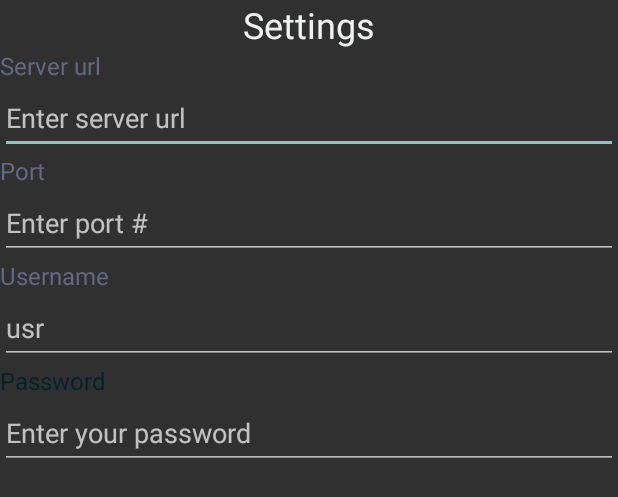
After one commit to LP727/RadarSync, an Android app built with Jetpack Compose: the layout settings_fragment.xml on its own in the app's theme, with its tools: preview values and no code run, on a phone screen of 412 x 824 dp. The commit adds this screen. Shown: the top 497 px of the screen. Run offline under Robolectric (Android 15) with nearby library versions, the phone set to English and light mode, and no system bars.

Commit message:
Created settings fragment, added the function to navigate to the fragment once the choice is pressed from the menu.
Next step: Create the Directions class to navigate to the settings fragment.

Also added Keystore in main activity but not using it yet

```diff
--- a/app/src/main/java/com/example/radarsync/MainFragment.kt
+++ b/app/src/main/java/com/example/radarsync/MainFragment.kt
@@ -14,6 +14,7 @@ import androidx.recyclerview.widget.DividerItemDecoration
 import androidx.recyclerview.widget.LinearLayoutManager
 import com.example.radarsync.databinding.FragmentMainBinding
 import androidx.lifecycle.Observer
+import androidx.navigation.Navigation.findNavController
 import com.example.radarsync.data.PositionEntity
 import com.example.radarsync.data.PositionListAdapter
 
@@ -82,11 +83,18 @@ class MainFragment : Fragment() {
             }
 
             override fun onMenuItemSelected(menuItem: MenuItem): Boolean {
-                // Handle the menu selection
+                if(R.id.action_settings == menuItem.itemId) {
+                    return editSettings()
+                }
                 return true
             }
         })
 
         return binding.root
     }
+
+    private fun editSettings(): Boolean {
+        // findNavController().navigate(R.id.action_mainFragment_to_settingsFragment)
+        return true
+    }
 }
--- /dev/null
+++ b/app/src/main/res/layout/settings_fragment.xml
@@ -0,0 +1,89 @@
+<?xml version="1.0" encoding="utf-8"?>
+<androidx.constraintlayout.widget.ConstraintLayout xmlns:android="http://schemas.android.com/apk/res/android"
+    xmlns:app="http://schemas.android.com/apk/res-auto"
+    android:layout_width="match_parent"
+    android:layout_height="wrap_content">
+
+    <LinearLayout
+        android:layout_width="match_parent"
+        android:layout_height="wrap_content"
+        android:orientation="vertical"
+        app:layout_constraintStart_toStartOf="parent"
+        app:layout_constraintTop_toTopOf="parent">
+
+
+        <TextView
+            android:id="@+id/textView4"
+            android:layout_width="match_parent"
+            android:layout_height="wrap_content"
+            android:text="@string/settings_title"
+            android:textAlignment="center"
+            android:textColor="@color/anti_flash_white"
+            android:textSize="24sp" />
+
+        <!-- Url Label -->
+        <TextView
+            android:layout_width="wrap_content"
+            android:layout_height="wrap_content"
+            android:text="@string/url_label"
+            android:textColor="@color/paynes_grey"
+            android:textSize="16sp" />
+
+        <EditText
+            android:id="@+id/textView"
+            android:layout_width="match_parent"
+            android:layout_height="48dp"
+            android:autofillHints=""
+            android:hint="@string/url_hint"
+            android:inputType="text" />
+
+        <!-- Port Label -->
+        <TextView
+            android:layout_width="wrap_content"
+            android:layout_height="wrap_content"
+            android:text="@string/port_label"
+            android:textColor="@color/paynes_grey"
+            android:textSize="16sp" />
+
+        <EditText
+            android:id="@+id/textView2"
+            android:layout_width="match_parent"
+            android:layout_height="48dp"
+            android:autofillHints=""
+            android:hint="@string/port_hint"
+            android:inputType="text" />
+
+        <!-- Username Label -->
+        <TextView
+            android:layout_width="wrap_content"
+            android:layout_height="wrap_content"
+            android:text="@string/username_label"
+            android:textColor="@color/paynes_grey"
+            android:textSize="16sp" />
+
+        <EditText
+            android:id="@+id/textView3"
+            android:layout_width="match_parent"
+            android:layout_height="48dp"
+            android:autofillHints=""
+            android:hint="@string/user_hint"
+            android:inputType="text" />
+
+        <!-- Password Label -->
+        <TextView
+            android:layout_width="wrap_content"
+            android:layout_height="wrap_content"
+            android:text="@string/password_label"
+            android:textColor="@color/gunmetal"
+            android:textSize="16sp" />
+
+        <EditText
+            android:id="@+id/editTextTextPassword"
+            android:layout_width="match_parent"
+            android:layout_height="48dp"
+            android:autofillHints=""
+            android:ems="10"
+            android:hint="@string/password_hint"
+            android:inputType="textPassword" />
+    </LinearLayout>
+</androidx.constraintlayout.widget.ConstraintLayout>
--- a/app/src/main/res/values/strings.xml
+++ b/app/src/main/res/values/strings.xml
@@ -2,4 +2,13 @@
     <string name="radarsync">Sync</string>
     <string name="hello_blank_fragment">Hello blank fragment</string>
     <string name="settings_menu_item">Settings</string>
+    <string name="url_label">Server url</string>
+    <string name="url_hint">Enter server url</string>
+    <string name="port_label">Port</string>
+    <string name="port_hint">Enter port #</string>
+    <string name="username_label">Username</string>
+    <string name="user_hint">usr</string>
+    <string name="password_label">Password</string>
+    <string name="password_hint">Enter your password</string>
+    <string name="settings_title">Settings</string>
 </resources>
```
